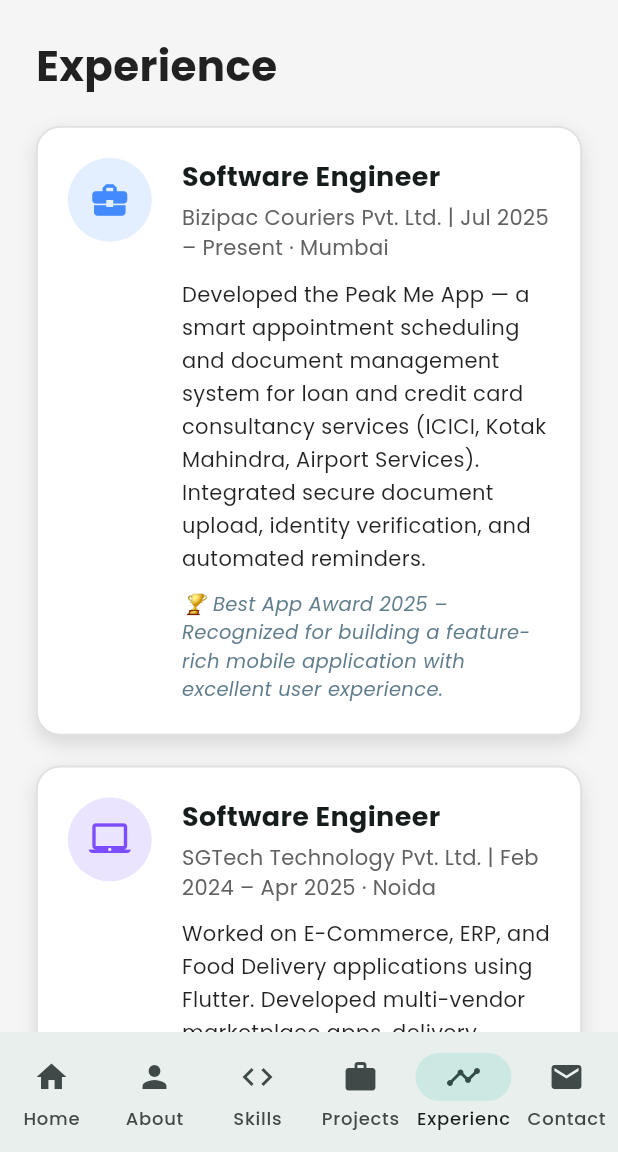
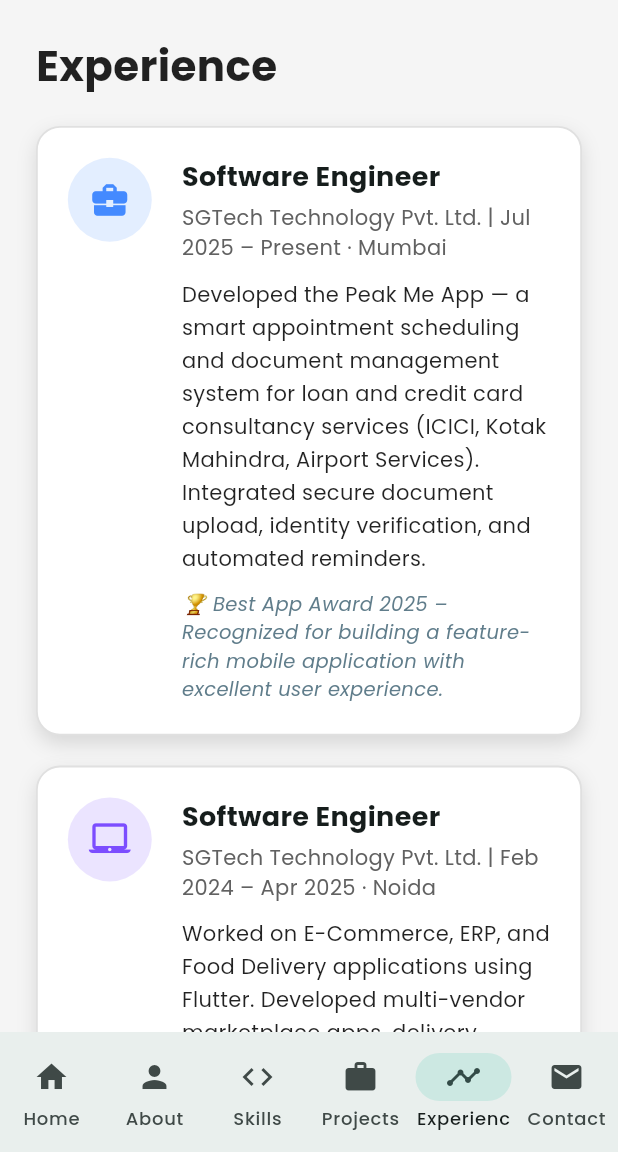
Before and after one commit to CodeWithShubham02/portfolio, a Flutter app: the screen it shows after launch, item 5 of the bottom bar chosen, on a phone screen of 412 x 824 dp, the part 84-1236 px from its top. Run offline on Flutter 3.47's test engine with Material 3 defaults, Android fonts, the phone set to English and light mode, and no system bars; our stand-ins replace google_fonts, permission_handler.

Commit message:
first commit

```diff
--- a/lib/screens/experience_screen.dart
+++ b/lib/screens/experience_screen.dart
@@ -13,7 +13,7 @@ class _ExperienceScreenState extends State<ExperienceScreen> {
 
   final List<Map<String, dynamic>> experiences = [
     {
-      'company': 'Bizipac Couriers Pvt. Ltd.',
+      'company': 'SGTech Technology Pvt. Ltd.',
       'role': 'Software Engineer',
       'duration': 'Jul 2025 – Present · Mumbai',
       'desc':
@@ -78,7 +78,7 @@ class _ExperienceScreenState extends State<ExperienceScreen> {
                     curve: Curves.easeInOut,
                     margin: const EdgeInsets.only(bottom: 20),
                     transform: isHovered
-                        ? (Matrix4.identity()..scale(1.03))
+                        ? (Matrix4.identity()..scale(1.02))
                         : Matrix4.identity(),
                     decoration: BoxDecoration(
                       color: Colors.white,
--- a/lib/screens/projects_screen.dart
+++ b/lib/screens/projects_screen.dart
@@ -112,7 +112,7 @@ class _ProjectsScreenState extends State<ProjectsScreen> {
                           child: AnimatedContainer(
                             duration: const Duration(milliseconds: 300),
                             transform: isHovered
-                                ? (Matrix4.identity()..scale(1.05))
+                                ? (Matrix4.identity()..scale(1.01))
                                 : Matrix4.identity(),
                             decoration: BoxDecoration(
                               borderRadius: BorderRadius.circular(20),
--- a/lib/screens/skills_screen.dart
+++ b/lib/screens/skills_screen.dart
@@ -116,7 +116,7 @@ class _SkillsScreenState extends State<SkillsScreen> {
                           child: AnimatedContainer(
                             duration: const Duration(milliseconds: 300),
                             transform: isHovered
-                                ? (Matrix4.identity()..scale(1.05))
+                                ? (Matrix4.identity()..scale(1.01))
                                 : Matrix4.identity(),
                             decoration: BoxDecoration(
                               borderRadius: BorderRadius.circular(18),
```
Also changed, not shown: 1 other file.
